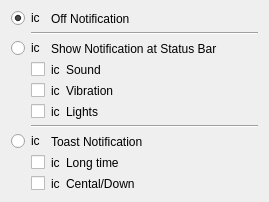
Old version of the form src/plugins/notifications/notifywidgetmobile.ui in the repository xnamed/vacuum-im.
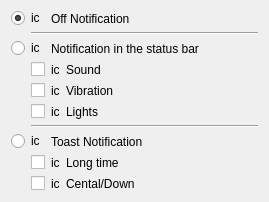
New version of the form.

The edit to the form file:
```diff
--- a/src/plugins/notifications/notifywidgetmobile.ui
+++ b/src/plugins/notifications/notifywidgetmobile.ui
@@ -334,7 +334,10 @@
         </sizepolicy>
        </property>
        <property name="text">
-        <string>Show Notification at Status Bar</string>
+        <string>Notification in the status bar</string>
+       </property>
+       <property name="wordWrap">
+        <bool>true</bool>
        </property>
       </widget>
      </item>
```
Left out of the diff: 6 changed lines with no effect on the pictures.
